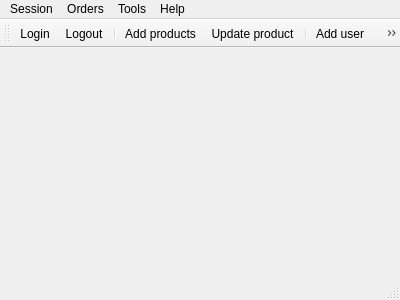
Before: the Qt Designer form centralwindow.ui in iamOgunyinka/TragelPC, drawn with Qt 5.
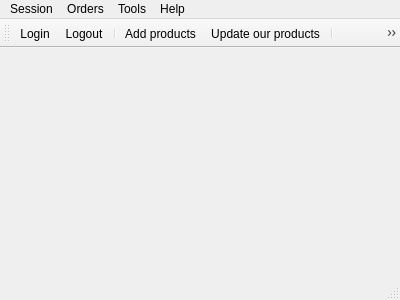
After: the same form once the commit is applied. Icons and pictures are not drawn.

What changed in the file:
```diff
--- a/centralwindow.ui
+++ b/centralwindow.ui
@@ -115,7 +115,7 @@
    <addaction name="separator"/>
    <addaction name="actionAdd_user"/>
    <addaction name="actionAdd_administrator"/>
-   <addaction name="actionRemove"/>
+   <addaction name="actionRemoveUser"/>
    <addaction name="separator"/>
    <addaction name="actionSettings"/>
   </widget>
@@ -163,7 +163,7 @@
      <normaloff>:/all_images/images/update-icon.png</normaloff>:/all_images/images/update-icon.png</iconset>
    </property>
    <property name="text">
-    <string>Update product</string>
+    <string>Update our products</string>
    </property>
   </action>
   <action name="actionList_all_products">
```
Left out of the diff: 76 changed lines with no effect on the pictures.
